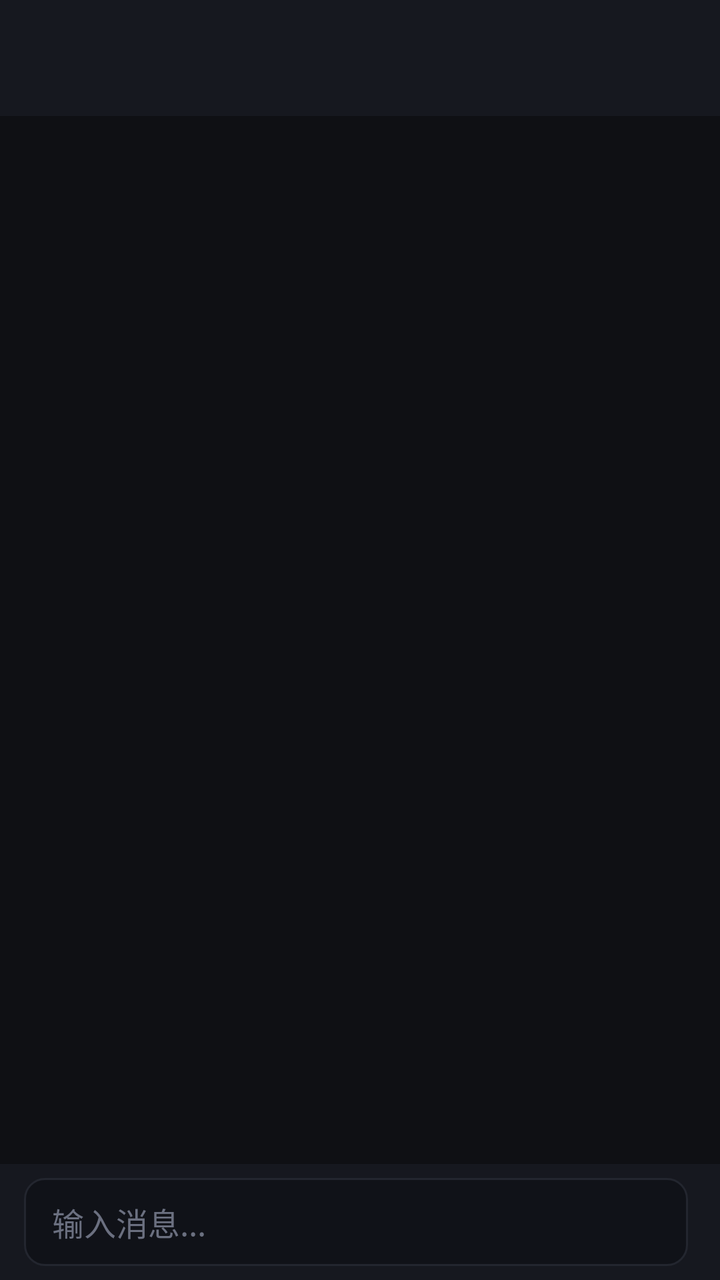
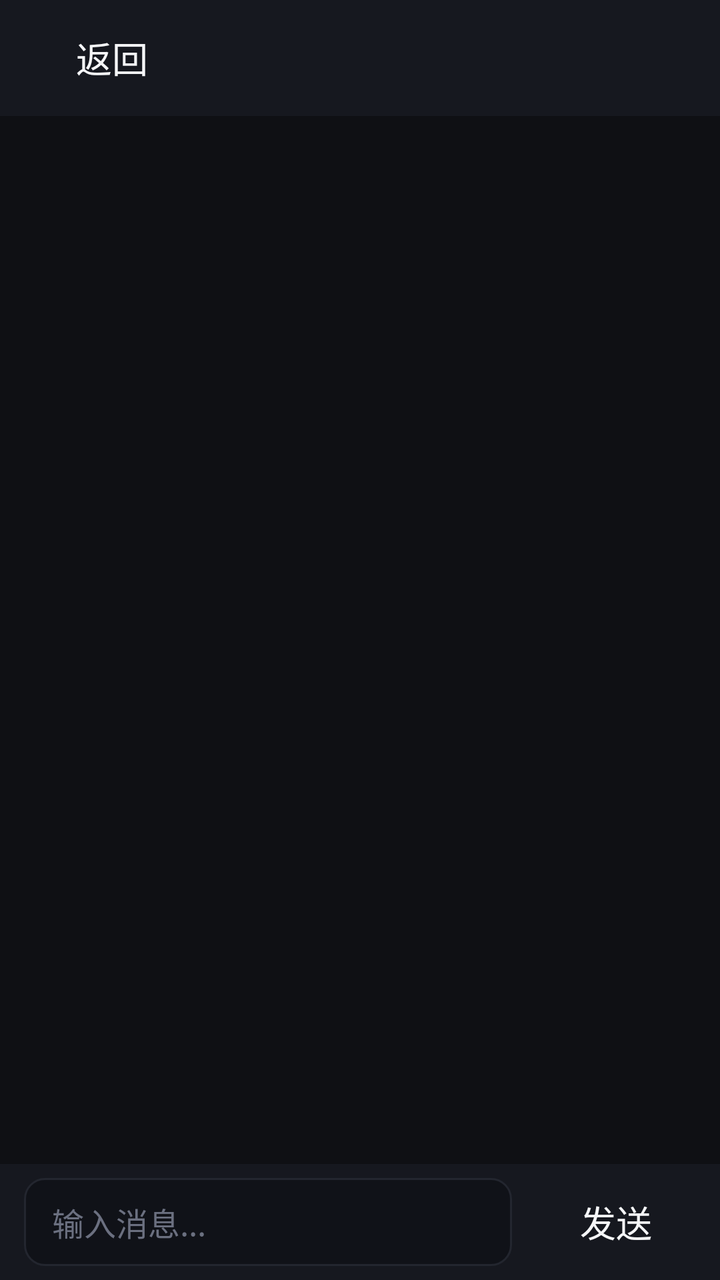

Compare the two renders of this Android layout. The source of the first and the diff that turns it into the second are given below.
<!-- AndroidManifest.xml: application theme Theme.Yzb -->
<!-- res/layout/activity_chat.xml -->
<?xml version="1.0" encoding="utf-8"?>
<LinearLayout xmlns:android="http://schemas.android.com/apk/res/android"
    xmlns:app="http://schemas.android.com/apk/res-auto"
    android:layout_width="match_parent"
    android:layout_height="match_parent"
    android:orientation="vertical"
    android:background="@color/bg_dark"
    android:focusable="true"
    android:focusableInTouchMode="true">

    <LinearLayout
        android:layout_width="match_parent"
        android:layout_height="58dp"
        android:orientation="horizontal"
        android:gravity="center_vertical"
        android:paddingStart="12dp"
        android:paddingEnd="12dp"
        android:background="@color/bg_panel">

        <Button
            android:id="@+id/btnBack"
            style="@style/YzbButton"
            android:text="返回" />

        <TextView
            android:id="@+id/tvChatName"
            android:layout_width="0dp"
            android:layout_height="wrap_content"
            android:layout_weight="1"
            android:layout_marginStart="14dp"
            android:singleLine="true"
            android:ellipsize="end"
            android:textColor="@color/text_primary"
            android:textSize="19sp"
            android:textStyle="bold" />

    </LinearLayout>

    <androidx.recyclerview.widget.RecyclerView
        android:id="@+id/rvChat"
        android:layout_width="match_parent"
        android:layout_height="0dp"
        android:layout_weight="1"
        android:paddingStart="12dp"
        android:paddingEnd="12dp"
        android:paddingTop="8dp"
        android:clipToPadding="false"
        app:stackFromEnd="true" />

    <LinearLayout
        android:layout_width="match_parent"
        android:layout_height="58dp"
        android:orientation="horizontal"
        android:gravity="center_vertical"
        android:paddingStart="12dp"
        android:paddingEnd="8dp"
        android:background="@color/bg_panel">

        <EditText
            android:id="@+id/etChat"
            android:layout_width="0dp"
            android:layout_height="44dp"
            android:layout_weight="1"
            android:hint="输入消息..."
            android:textColorHint="@color/text_dim"
            android:textColor="@color/text_primary"
            android:textSize="16sp"
            android:background="@drawable/edit_bg"
            android:paddingStart="14dp"
            android:paddingEnd="14dp"
            android:singleLine="true" />

        <Button
            android:id="@+id/btnSendChat"
            style="@style/YzbButton"
            android:layout_marginStart="8dp"
            android:text="发送" />

    </LinearLayout>

</LinearLayout>
<!-- resources referenced by this layout -->
<resources>
  <color name="bg_dark">#0F1014</color>
  <color name="bg_panel">#16181F</color>
  <color name="text_dim">#6B7080</color>
  <color name="text_primary">#F5F6F8</color>
  <!-- drawable edit_bg (drawable) -->
  <?xml version="1.0" encoding="utf-8"?>
  <selector xmlns:android="http://schemas.android.com/apk/res/android">
      <item android:state_focused="true">
          <shape android:shape="rectangle">
              <solid android:color="#101218" />
              <corners android:radius="10dp" />
              <stroke android:width="2dp" android:color="@color/accent" />
          </shape>
      </item>
      <item>
          <shape android:shape="rectangle">
              <solid android:color="#101218" />
              <corners android:radius="10dp" />
              <stroke android:width="1dp" android:color="@color/divider" />
          </shape>
      </item>
  </selector>
  <style name="YzbButton" parent="Widget.AppCompat.Button.Borderless">
          <item name="android:layout_height">46dp</item>
          <item name="android:textSize">18sp</item>
          <item name="android:textColor">@color/text_primary</item>
          <item name="android:background">@drawable/btn_bg</item>
          <item name="android:paddingStart">18dp</item>
          <item name="android:paddingEnd">18dp</item>
          <item name="android:focusable">true</item>
      </style>
  <style name="Theme.Yzb" parent="Theme.AppCompat.NoActionBar">
          <item name="android:windowBackground">@color/bg_dark</item>
          <item name="android:textColor">@color/text_primary</item>
          <item name="colorAccent">@color/accent</item>
          <item name="android:windowContentTransitions">false</item>
      </style>
  <color name="accent">#FB7299</color>
  <color name="divider">#23262F</color>
  <!-- drawable btn_bg (drawable) -->
  <?xml version="1.0" encoding="utf-8"?>
  <selector xmlns:android="http://schemas.android.com/apk/res/android">
      <item android:state_focused="true">
          <shape android:shape="rectangle">
              <solid android:color="#33FB7299" />
              <corners android:radius="10dp" />
              <stroke android:width="2dp" android:color="@color/accent" />
          </shape>
      </item>
      <item android:state_pressed="true">
          <shape android:shape="rectangle">
              <solid android:color="#33FB7299" />
              <corners android:radius="10dp" />
          </shape>
      </item>
      <item>
          <shape android:shape="rectangle">
              <solid android:color="#00000000" />
              <corners android:radius="10dp" />
          </shape>
      </item>
  </selector>
</resources>

<!-- the commit's change to res/layout/activity_chat.xml (unified diff, before → after) -->
@@ -20,7 +20,7 @@
         <Button
             android:id="@+id/btnBack"
             style="@style/YzbButton"
-            android:text="返回" />
+            android:text="返回" android:layout_width="wrap_content" android:layout_height="46dp"/>
 
         <TextView
             android:id="@+id/tvChatName"
@@ -74,7 +74,7 @@
             android:id="@+id/btnSendChat"
             style="@style/YzbButton"
             android:layout_marginStart="8dp"
-            android:text="发送" />
+            android:text="发送" android:layout_width="wrap_content" android:layout_height="46dp"/>
 
     </LinearLayout>
 
<!-- resource entries referenced after the edit -->
@@ -23,6 +23,7 @@
       </item>
   </selector>
   <style name="YzbButton" parent="Widget.AppCompat.Button.Borderless">
+          <item name="android:layout_width">wrap_content</item>
           <item name="android:layout_height">46dp</item>
           <item name="android:textSize">18sp</item>
           <item name="android:textColor">@color/text_primary</item>
